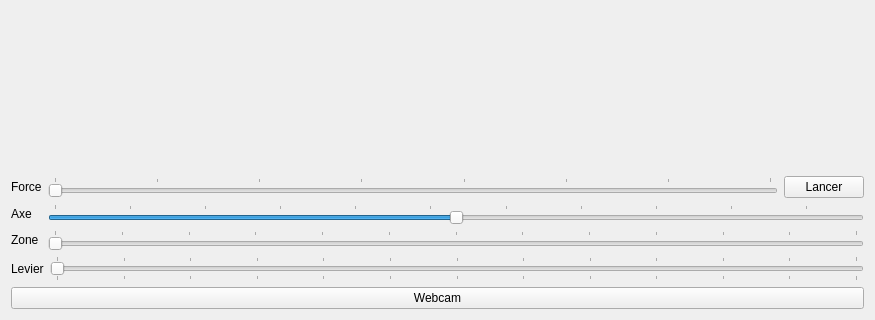
This is app/window.ui in vicbl/Trebuchet as Qt 5 draws it before an edit; both pictures show x 0 to 875 and y 180 to 500 of the 875 by 500 pixel window. The edited form follows.
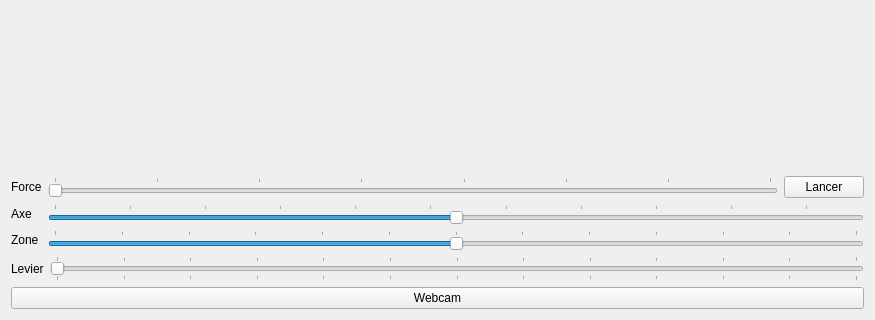
This is the edited form. Custom widgets are drawn as their Qt base class.

```diff
--- a/app/window.ui
+++ b/app/window.ui
@@ -141,7 +141,7 @@
           <number>15</number>
          </property>
          <property name="value">
-          <number>0</number>
+          <number>180</number>
          </property>
          <property name="orientation">
           <enum>Qt::Horizontal</enum>
```
